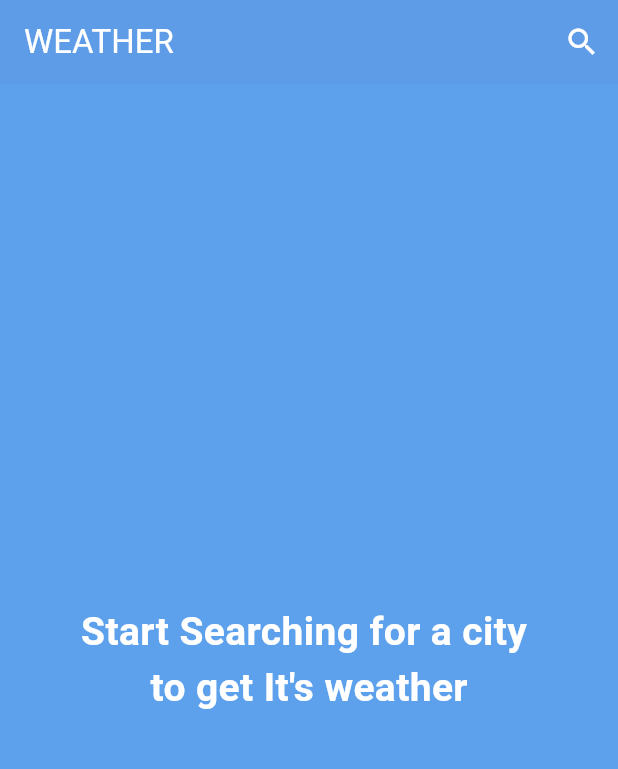
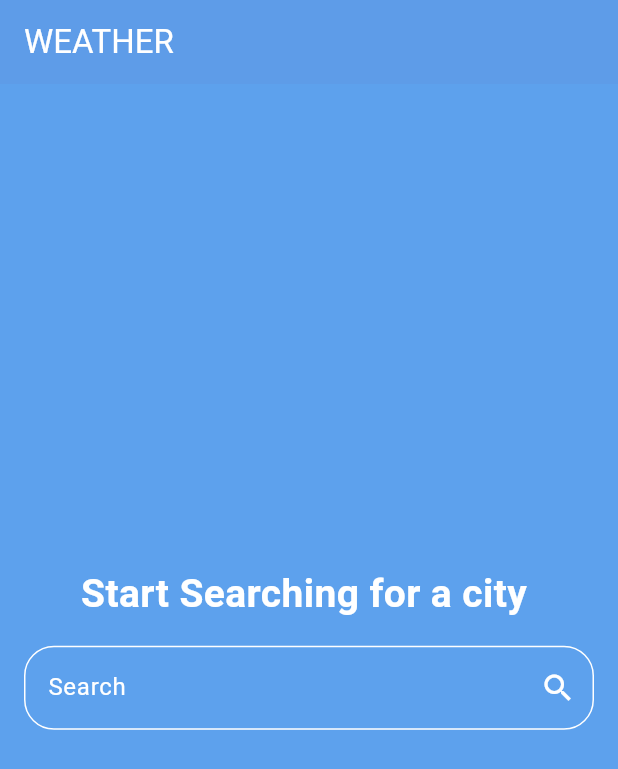
Before and after one commit to shehab358/weather_app, a Flutter app: the screen it shows after launch, on a phone screen of 412 x 824 dp. Shown: the top 769 px of the screen. Run offline on Flutter 3.47's test engine with Material 3 defaults, Android fonts, the phone set to English and light mode, and no system bars.

Commit message:
removed homescreen cuz useless , now the search screen is the main screen

```diff
--- a/lib/screens/startscreen.dart
+++ /dev/null
@@ -1,35 +0,0 @@
-import 'package:flutter/material.dart';
-
-class Startscreen extends StatelessWidget {
-  const Startscreen({super.key});
-
-  @override
-  Widget build(BuildContext context) {
-    return Container(
-      color: const Color(0xFF5da1ed),
-      height: double.infinity,
-      width: double.infinity,
-      child: const Center(
-        child: Column(
-          mainAxisAlignment: MainAxisAlignment.center,
-          children: [
-            Text(
-              "Start Searching for a city ",
-              style: TextStyle(
-                  color: Colors.white,
-                  fontSize: 26,
-                  fontWeight: FontWeight.bold),
-            ),
-            Text(
-              "to get It's weather",
-              style: TextStyle(
-                  color: Colors.white,
-                  fontSize: 26,
-                  fontWeight: FontWeight.bold),
-            ),
-          ],
-        ),
-      ),
-    );
-  }
-}
--- a/lib/view/mainscreen.dart
+++ b/lib/view/mainscreen.dart
@@ -1,6 +1,5 @@
 import 'package:flutter/material.dart';
 import 'package:weather_app/screens/searchscreen.dart';
-import 'package:weather_app/screens/startscreen.dart';
 
 class Homescreen extends StatelessWidget {
   const Homescreen({super.key});
@@ -17,24 +16,8 @@ class Homescreen extends StatelessWidget {
           ),
         ),
         backgroundColor: const Color(0xFF5da1ed),
-        actions: [
-          IconButton(
-            onPressed: () {
-              Navigator.push(
-                context,
-                MaterialPageRoute(
-                  builder: (context) => const Searchscreen(),
-                ),
-              );
-            },
-            icon: const Icon(
-              Icons.search,
-              color: Colors.white,
-            ),
-          ),
-        ],
       ),
-      body: const Startscreen(),
+      body: const Searchscreen(),
     );
   }
 }
```
Also changed, not shown: lib/screens/searchscreen.dart (+5 -10 lines).
